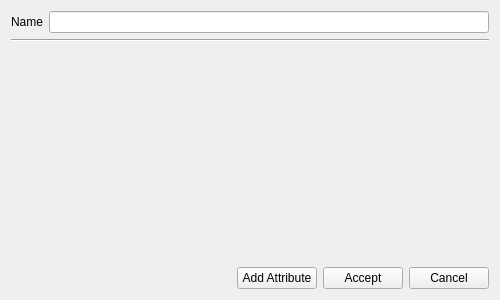
Above: UI_Files/New_Node.ui from Marcos-L/Graph-Manager before the change. Below: the same form after it.
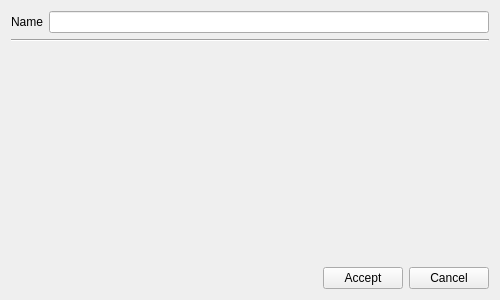
That is the form after the change.

The edit to the form file:
```diff
--- a/UI_Files/New_Node.ui
+++ b/UI_Files/New_Node.ui
@@ -86,6 +86,9 @@
        <property name="orientation">
         <enum>Qt::Vertical</enum>
        </property>
+       <property name="sizeType">
+        <enum>QSizePolicy::MinimumExpanding</enum>
+       </property>
        <property name="sizeHint" stdset="0">
         <size>
          <width>20</width>
@@ -118,13 +121,6 @@
          </property>
         </spacer>
        </item>
-       <item>
-        <widget class="QPushButton" name="pushAdd">
-         <property name="text">
-          <string>Add Attribute</string>
-         </property>
-        </widget>
-       </item>
        <item>
         <widget class="QPushButton" name="pushAccept">
          <property name="text">
```
Left out of the diff: 6 changed lines with no effect on the pictures.
